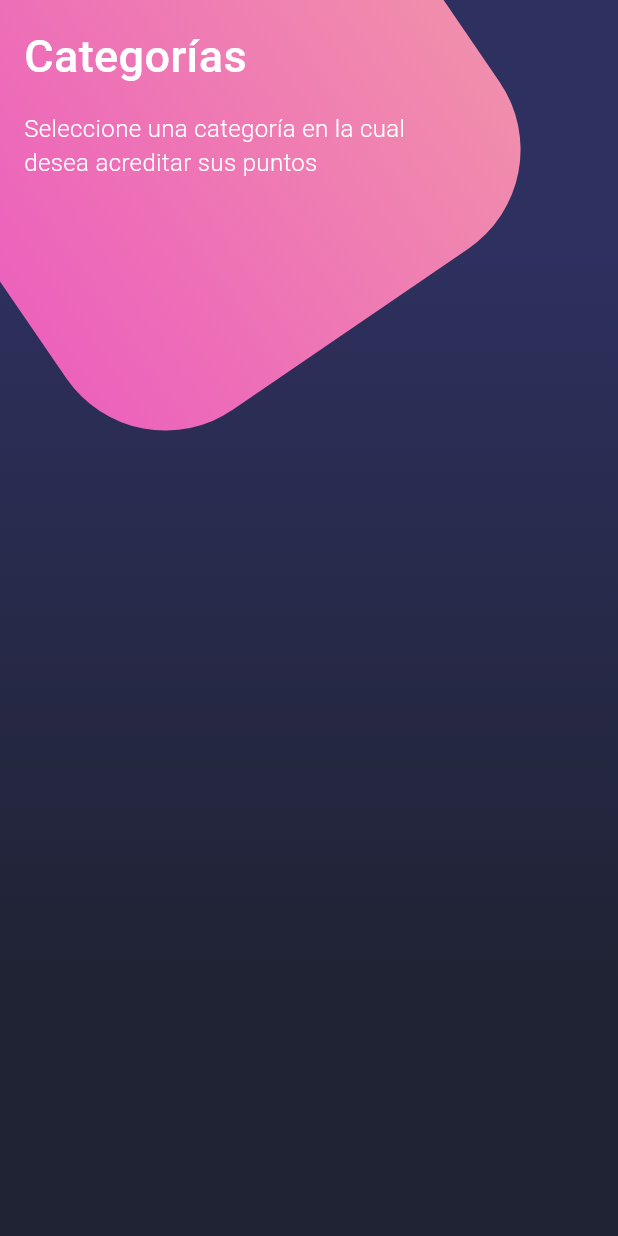
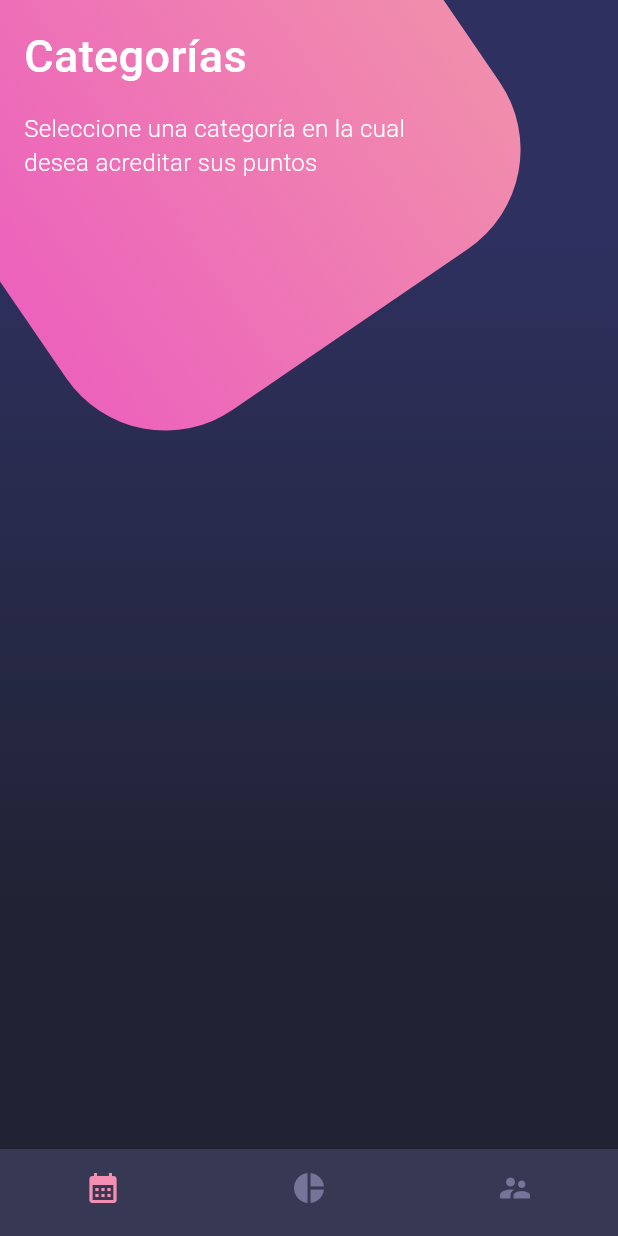
Before and after one commit to alexglzrys/flutter_design, a Flutter app: the screen it shows after launch, on a phone screen of 412 x 824 dp. Run offline on Flutter 3.47's test engine with Material 3 defaults, Android fonts, the phone set to English and light mode, and no system bars; our stand-ins replace google_fonts.

Commit message:
diseño compuesto - BottonNavigationBar

```diff
--- a/lib/screens/composition_design_screen.dart
+++ b/lib/screens/composition_design_screen.dart
@@ -1,4 +1,5 @@
 import 'package:design_flutter_app/widgets/background.dart';
+import 'package:design_flutter_app/widgets/custom_navigation_bar.dart';
 import 'package:design_flutter_app/widgets/page_title.dart';
 import 'package:flutter/material.dart';
 
@@ -14,6 +15,7 @@ class CompositionDesignScreen extends StatelessWidget {
         // Body
         _HomeBody()
       ]),
+      bottomNavigationBar: CustomNavigationBar(),
     );
   }
 }
--- /dev/null
+++ b/lib/widgets/custom_navigation_bar.dart
@@ -0,0 +1,26 @@
+import 'package:flutter/material.dart';
+
+// Widget encargado de mostrar la barra de navegación inferior
+class CustomNavigationBar extends StatelessWidget {
+  const CustomNavigationBar({super.key});
+
+  @override
+  Widget build(BuildContext context) {
+    return BottomNavigationBar(
+      items: const [
+        BottomNavigationBarItem(
+            icon: Icon(Icons.calendar_month), label: 'Caledario'),
+        BottomNavigationBarItem(
+            icon: Icon(Icons.pie_chart_sharp), label: 'Gráfica'),
+        BottomNavigationBarItem(
+            icon: Icon(Icons.supervisor_account_sharp), label: 'Usuarios')
+      ],
+      // Personalización de estilo RGBO (opacity), ARGB (alpha), colores preestablecidos pink[opacidad]
+      backgroundColor: const Color.fromRGBO(55, 57, 84, 1),
+      selectedItemColor: Colors.pink[200],
+      unselectedItemColor: const Color.fromARGB(255, 116, 117, 152),
+      showSelectedLabels: false,
+      showUnselectedLabels: false,
+    );
+  }
+}
```
